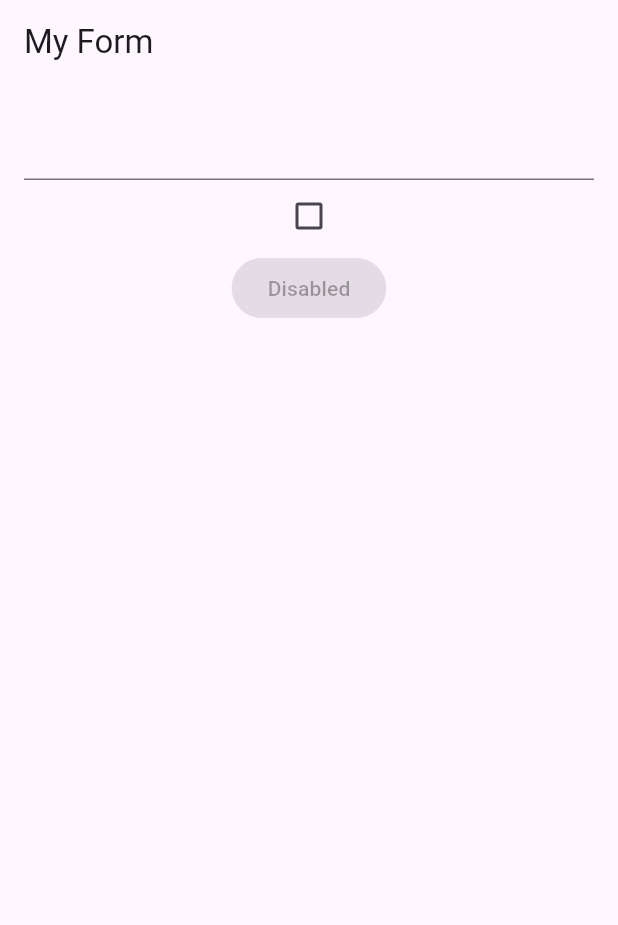
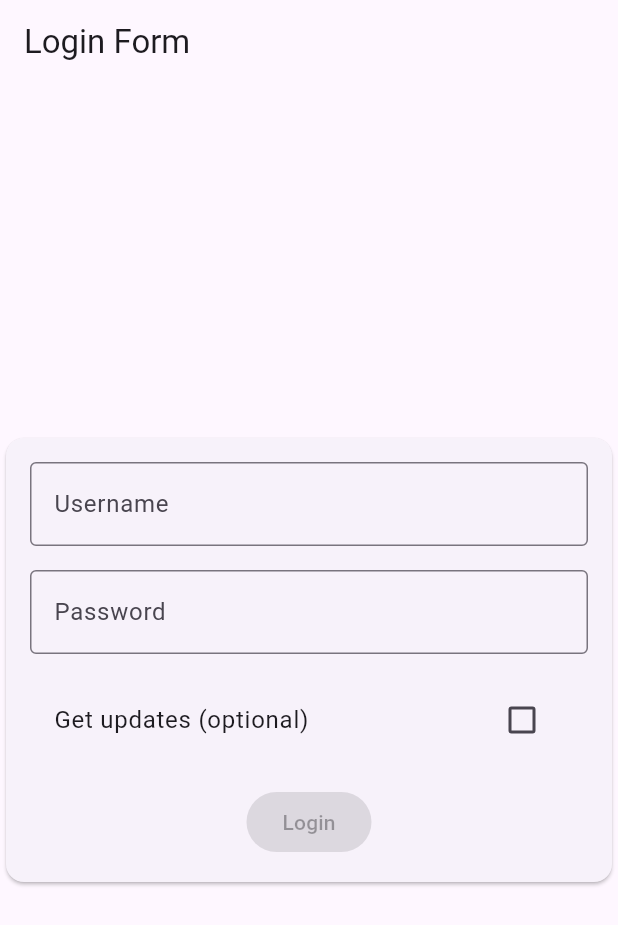
Before and after one commit to bixat/bixat_form, a Flutter app: the screen it shows after launch, on a phone screen of 412 x 824 dp. Shown: the top 925 px of the screen. Run offline on Flutter 3.47's test engine with Material 3 defaults, Android fonts, the phone set to English and light mode, and no system bars.

Commit message:
Example improvements

```diff
--- /dev/null
+++ b/example/lib/controller.dart
@@ -0,0 +1,15 @@
+import 'dart:developer';
+
+import 'package:bixat_form/bixat_form.dart';
+import 'package:example/form.dart';
+
+class BixatController extends MyForm {
+  Future<void> submit() async {
+    state.value = BixatFormState.loading;
+    await Future.delayed(const Duration(seconds: 3));
+    state.value = BixatFormState.done;
+    log(data.toString());
+    await Future.delayed(const Duration(seconds: 1));
+    state.value = BixatFormState.enabled;
+  }
+}
--- a/example/lib/form.dart
+++ b/example/lib/form.dart
@@ -1,16 +1,29 @@
-import 'dart:developer';
-
 import 'package:bixat_form/bixat_form.dart';
 import 'package:flutter/material.dart';
+import 'package:flutter/widgets.dart';
+
+const usernameKey = "username";
+const passwordKey = "password";
+const termsAcceptedKey = "terms_accepted";
 
 class MyForm with BixatForm {
+  TextEditingController get usernameField =>
+      put(usernameKey, TextEditingController());
+  TextEditingController get passwordField =>
+      put(passwordKey, TextEditingController());
+  ValueNotifier<bool> get termsAcceptedField =>
+      put(termsAcceptedKey, ValueNotifier(false));
+
   @override
-  bool onValidate(e) {
+  List<String> get optionalFields => [termsAcceptedKey];
+
+  @override
+  bool onValidate(dynamic e) {
     if (e == null) return false;
     final bool result = switch (e.runtimeType) {
-      const (bool) => e,
       const (TextEditingController) => e.text.isNotEmpty,
-      _ => e.isNotEmpty,
+      const (ValueNotifier<bool>) => e.value,
+      _ => true,
     };
     return result;
   }
@@ -19,15 +32,9 @@ class MyForm with BixatForm {
   MapEntry<String, dynamic> getData(String key, value) {
     final result = switch (value.runtimeType) {
       const (TextEditingController) => value.text,
-      _ => value
+      const (ValueNotifier<bool>) => value.value,
+      _ => value,
     };
     return MapEntry(key, result);
   }
-
-  Future<void> submit() async {
-    state.value = BixatFormState.loading;
-    await Future.delayed(const Duration(seconds: 3));
-    state.value = BixatFormState.done;
-    log(data.toString());
-  }
 }
--- a/example/lib/main.dart
+++ b/example/lib/main.dart
@@ -1,51 +1,75 @@
 import 'package:bixat_form/bixat_form.dart';
-import 'package:example/form.dart';
 import 'package:flutter/material.dart';
 
-const fieldName = "field_name";
-const checkboxName = "checkboxa_name";
+import 'controller.dart';
 
-class MyFormUI extends StatelessWidget {
-  final bixatForm = MyForm();
+class LoginFormUI extends StatelessWidget {
+  final bixatForm = BixatController();
 
-  MyFormUI({super.key});
+  LoginFormUI({super.key});
 
   @override
   Widget build(BuildContext context) {
     return Scaffold(
-      appBar: AppBar(
-        title: const Text("My Form"),
-      ),
-      body: Padding(
-        padding: const EdgeInsets.all(16.0),
+      appBar: AppBar(title: const Text('Login Form')),
+      body: Center(
+        child: ConstrainedBox(
+          constraints: const BoxConstraints(maxWidth: 600),
+          child: Card(
+            child: Padding(
+              padding: const EdgeInsets.all(16),
               child: Column(
+                mainAxisSize: MainAxisSize.min,
                 children: [
                   TextFormField(
-              controller: bixatForm.put(fieldName, TextEditingController()),
+                    controller: bixatForm.usernameField,
+                    decoration: const InputDecoration(
+                        labelText: 'Username', border: OutlineInputBorder()),
                     onChanged: bixatForm.onChanged,
                   ),
-            Checkbox(
-              value: bixatForm.put(checkboxName, false),
+                  const SizedBox(height: 16),
+                  TextFormField(
+                    controller: bixatForm.passwordField,
+                    obscureText: true,
+                    decoration: const InputDecoration(
+                        labelText: 'Password', border: OutlineInputBorder()),
                     onChanged: bixatForm.onChanged,
                   ),
+                  const SizedBox(height: 16),
+                  ListenableBuilder(
+                    listenable: bixatForm.termsAcceptedField,
+                    builder: (context, _) {
+                      return CheckboxListTile(
+                        title: const Text("Get updates (optional)"),
+                        value: bixatForm.termsAcceptedField.value,
+                        onChanged: (newValue) {
+                          bixatForm.termsAcceptedField.value = newValue!;
+                          bixatForm.onChanged(newValue);
+                        },
+                      );
+                    },
+                  ),
+                  const SizedBox(height: 16),
                   ValueListenableBuilder(
                     valueListenable: bixatForm.state,
                     builder: (context, _, __) {
                       return ElevatedButton(
                         onPressed: bixatForm.disabled ? null : bixatForm.submit,
-                      child: switch (bixatForm.state.value) {
-                        BixatFormState.disbaled => const Text("Disabled"),
-                        BixatFormState.enabled => const Text("Submit"),
-                        BixatFormState.done => const Text("Done"),
-                        BixatFormState.loading =>
-                          const CircularProgressIndicator(),
-                      });
-                }),
+                        child: Text(
+                            bixatForm.state.value == BixatFormState.loading
+                                ? 'Loading...'
+                                : 'Login'),
+                      );
+                    },
+                  ),
                 ],
+              ),
+            ),
+          ),
         ),
       ),
     );
   }
 }
 
-void main() => runApp(MaterialApp(home: MyFormUI()));
+void main() => runApp(MaterialApp(home: LoginFormUI()));
--- a/lib/src/bixat_form_base.dart
+++ b/lib/src/bixat_form_base.dart
@@ -1,11 +1,11 @@
 import 'package:flutter/material.dart';
 
-enum BixatFormState { enabled, loading, disbaled, done }
+enum BixatFormState { enabled, loading, disabled, done }
 
 mixin BixatForm {
   final Map<String, dynamic> _fields = {};
-  final state = ValueNotifier(BixatFormState.disbaled);
-  bool get disabled => BixatFormState.disbaled == state.value;
+  final state = ValueNotifier(BixatFormState.disabled);
+  bool get disabled => BixatFormState.disabled == state.value;
 
   T put<T>(String name, T value) {
     final result = _fields.putIfAbsent(name, () => value);
@@ -23,7 +23,7 @@ mixin BixatForm {
   void onChanged(_) {
     final isValid = _requiredFields.values.where(onValidate).length ==
         _requiredFields.length;
-    state.value = isValid ? BixatFormState.enabled : BixatFormState.disbaled;
+    state.value = isValid ? BixatFormState.enabled : BixatFormState.disabled;
   }
 
   Map<String, dynamic> get _requiredFields => Map.from(_fields)
```
Also changed, not shown: lib/bixat_form.dart (line endings or trailing spaces), 2 other files. Lines whose indentation alone changed are shown as unchanged.
